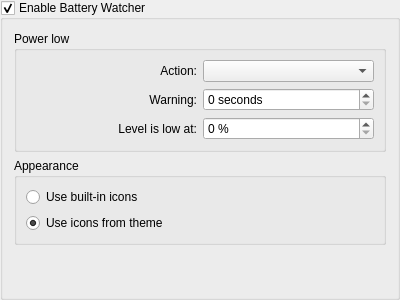
The window that config/batterywatchersettings.ui (lxqt/lxqt-powermanagement) describes before a commit, drawn with Qt 5.
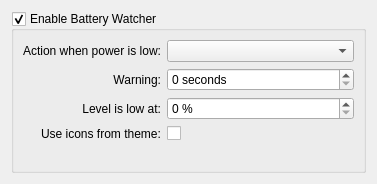
The same window after the commit.

Commit message: Clean up battery-watcher-settings ui

Diff of the .ui file:
```diff
--- a/config/batterywatchersettings.ui
+++ b/config/batterywatchersettings.ui
@@ -1,31 +1,50 @@
 <?xml version="1.0" encoding="UTF-8"?>
 <ui version="4.0">
  <class>BatteryWatcherSettings</class>
- <widget class="QGroupBox" name="BatteryWatcherSettings">
+ <widget class="QWidget" name="BatteryWatcherSettings">
   <property name="geometry">
    <rect>
     <x>0</x>
     <y>0</y>
-    <width>400</width>
-    <height>300</height>
+    <width>377</width>
+    <height>184</height>
    </rect>
   </property>
   <property name="windowTitle">
-   <string>GroupBox</string>
-  </property>
-  <property name="title">
-   <string>Enable Battery Watcher</string>
-  </property>
-  <property name="checkable">
-   <bool>true</bool>
+   <string>Battery Watcher Settings</string>
   </property>
   <layout class="QVBoxLayout" name="verticalLayout">
    <item>
     <widget class="QGroupBox" name="groupBox">
+     <property name="sizePolicy">
+      <sizepolicy hsizetype="Expanding" vsizetype="Expanding">
+       <horstretch>0</horstretch>
+       <verstretch>0</verstretch>
+      </sizepolicy>
+     </property>
      <property name="title">
-      <string>Power low</string>
+      <string>Enable Battery Watcher</string>
      </property>
-     <layout class="QGridLayout" name="gridLayout">
+     <property name="checkable">
+      <bool>true</bool>
+     </property>
+     <layout class="QFormLayout" name="formLayout">
+      <property name="fieldGrowthPolicy">
+       <enum>QFormLayout::AllNonFixedFieldsGrow</enum>
+      </property>
+      <property name="labelAlignment">
+       <set>Qt::AlignRight|Qt::AlignTrailing|Qt::AlignVCenter</set>
+      </property>
+      <item row="0" column="0">
+       <widget class="QLabel" name="actionLabel">
+        <property name="text">
+         <string>Action when power is low:</string>
+        </property>
+        <property name="alignment">
+         <set>Qt::AlignRight|Qt::AlignTrailing|Qt::AlignVCenter</set>
+        </property>
+       </widget>
+      </item>
       <item row="0" column="1">
        <widget class="QComboBox" name="actionComboBox"/>
       </item>
@@ -66,70 +85,23 @@
         </property>
        </widget>
       </item>
-      <item row="0" column="0">
-       <widget class="QLabel" name="actionLabel">
+      <item row="3" column="0">
+       <widget class="QLabel" name="useThemeIconsLabel">
         <property name="text">
-         <string>Action:</string>
+         <string>Use icons from theme:</string>
         </property>
-        <property name="alignment">
-         <set>Qt::AlignRight|Qt::AlignTrailing|Qt::AlignVCenter</set>
-        </property>
        </widget>
       </item>
-     </layout>
-    </widget>
-   </item>
-   <item>
-    <widget class="QGroupBox" name="appearanceGroupBox">
-     <property name="title">
-      <string>Appearance</string>
-     </property>
-     <property name="checkable">
-      <bool>false</bool>
-     </property>
-     <property name="checked">
-      <bool>false</bool>
-     </property>
-     <layout class="QGridLayout" name="gridLayout_2">
-      <item row="1" column="0">
-       <widget class="QRadioButton" name="useBuiltInIconRadioButton">
+      <item row="3" column="1">
+       <widget class="QCheckBox" name="useThemeIconsCheckBox">
         <property name="text">
-         <string>Use built-in icons</string>
+         <string/>
         </property>
-        <property name="checked">
-         <bool>false</bool>
-        </property>
        </widget>
       </item>
-      <item row="2" column="0">
-       <widget class="QRadioButton" name="useThemeIconsRadioButton">
-        <property name="text">
-         <string>Use icons from theme</string>
-        </property>
-        <property name="checked">
-         <bool>true</bool>
-        </property>
-        <property name="autoRepeat">
-         <bool>true</bool>
-        </property>
-       </widget>
-      </item>
      </layout>
     </widget>
    </item>
-   <item>
-    <spacer name="verticalSpacer">
-     <property name="orientation">
-      <enum>Qt::Vertical</enum>
-     </property>
-     <property name="sizeHint" stdset="0">
-      <size>
-       <width>20</width>
-       <height>40</height>
-      </size>
-     </property>
-    </spacer>
-   </item>
   </layout>
  </widget>
  <resources/>
```
The commit also changes 2 other files.
